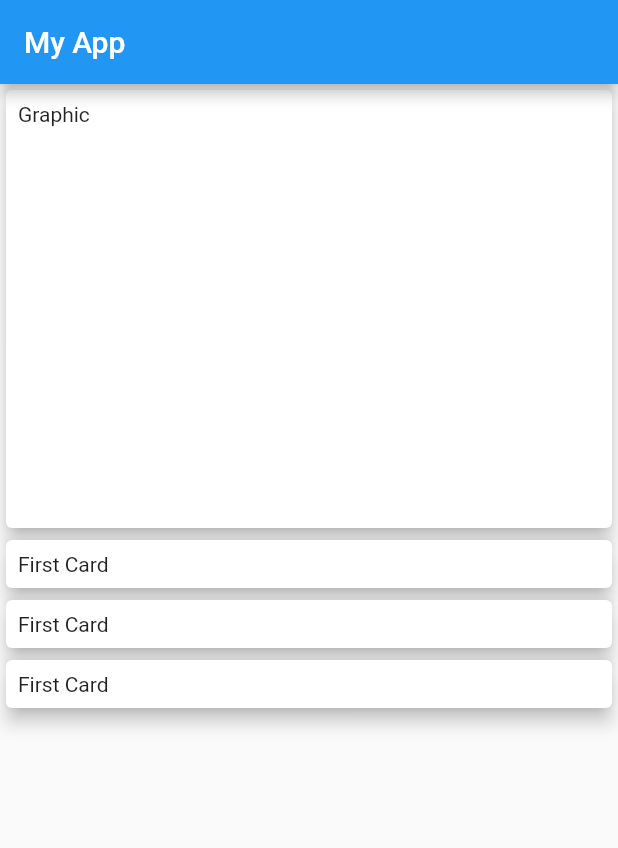
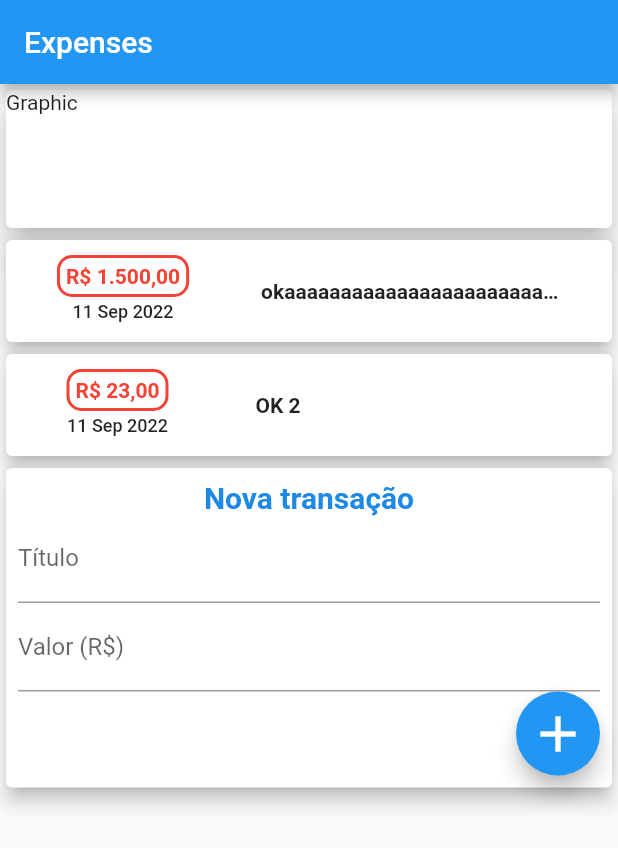
Before and after one commit to anastaciom/expenses-app, a Flutter app: the screen it shows after launch, on a phone screen of 412 x 824 dp. Shown: the top 848 px of the screen. Run offline on Flutter 3.47's test engine with Material 2 defaults, Android fonts, the phone set to English and light mode, and no system bars.

Commit message:
feat: add cards and textField

```diff
--- a/lib/main.dart
+++ b/lib/main.dart
@@ -1,56 +1,126 @@
+import 'package:expenses_app/models/transactions.dart';
 import 'package:flutter/material.dart';
+import 'package:intl/intl.dart';
+import 'package:intl/date_symbol_data_local.dart';
 
 void main() => runApp(App());
 
 class App extends StatelessWidget {
+  final List<Transactions> _transactions = [
+    Transactions(
+        id: '123',
+        title: 'okaaaaaaaaaaaaaaaaaaaaaaaaaaaaaaaaaaaaaaaaaaaa',
+        value: 1500.000,
+        date: DateTime.now()),
+    Transactions(id: '44353', title: 'OK 2', value: 23.00, date: DateTime.now())
+  ];
   @override
   Widget build(BuildContext context) {
     return MaterialApp(
+      debugShowCheckedModeBanner: false,
       home: Scaffold(
-          appBar: AppBar(title: Text('My App')),
+          appBar: AppBar(title: Text('Expenses')),
           body: Column(
             crossAxisAlignment: CrossAxisAlignment.stretch,
             children: [
               Container(
                 width: double.infinity,
-                height: 300,
+                height: 100,
                 child: Card(
+                  child: Text('Graphic'),
+                  elevation: 8,
+                ),
+              ),
+              ..._transactions.map(
+                (transaction) => Card(
+                  key: Key(transaction.id),
                   child: Padding(
-                    padding: const EdgeInsets.all(8.0),
-                    child: Text('Graphic'),
+                    padding: const EdgeInsets.all(10),
+                    child: Row(
+                      crossAxisAlignment: CrossAxisAlignment.center,
+                      mainAxisAlignment: MainAxisAlignment.spaceAround,
+                      children: [
+                        Column(
+                          children: [
+                            Container(
+                              decoration: BoxDecoration(
+                                  border: Border.all(
+                                    color: Colors.red,
+                                    width: 2,
+                                  ),
+                                  borderRadius: BorderRadius.circular(10)),
+                              padding: const EdgeInsets.all(4),
+                              child: Text(
+                                  NumberFormat.currency(
+                                          locale: "pt-br", symbol: 'R\$')
+                                      .format(transaction.value),
+                                  style: TextStyle(
+                                      color: Colors.red,
+                                      fontWeight: FontWeight.bold)),
+                            ),
+                            Container(
+                              child: Padding(
+                                padding: const EdgeInsets.all(3.0),
+                                child: Text(
+                                  DateFormat('d MMM y')
+                                      .format(transaction.date),
+                                  style: TextStyle(
+                                      fontSize: 12,
+                                      fontWeight: FontWeight.w500),
+                                ),
+                              ),
+                            )
+                          ],
+                        ),
+                        Column(
+                          children: [
+                            Container(
+                              width: 200,
+                              child: Text(
+                                overflow: TextOverflow.ellipsis,
+                                transaction.title,
+                                style: TextStyle(fontWeight: FontWeight.bold),
+                              ),
+                            ),
+                          ],
+                        )
+                      ],
+                    ),
                   ),
                   elevation: 5,
                 ),
               ),
-              Container(
-                width: double.infinity,
-                child: Card(
-                  child: Padding(
-                    padding: const EdgeInsets.all(8.0),
-                    child: Text('First Card'),
+              Card(
+                child: Padding(
+                  padding: const EdgeInsets.all(8.0),
+                  child: Column(
+                    children: [
+                      Text(
+                        'Nova transação',
+                        style: TextStyle(
+                            fontSize: 20,
+                            color: Colors.blue[600],
+                            fontWeight: FontWeight.w600),
+                      ),
+                      TextField(
+                        decoration: InputDecoration(label: Text('Título')),
+                      ),
+                      TextField(
+                        decoration: InputDecoration(label: Text('Valor (R\$)')),
+                      ),
+                      Row(
+                        mainAxisAlignment: MainAxisAlignment.end,
+                        children: [
+                          FloatingActionButton(
+                            onPressed: () => {},
+                            child: Icon(Icons.add, size: 40),
+                          ),
+                        ],
+                      )
+                    ],
                   ),
-                  elevation: 5,
                 ),
-              ),
-              Container(
-                width: double.infinity,
-                child: Card(
-                  child: Padding(
-                    padding: const EdgeInsets.all(8.0),
-                    child: Text('First Card'),
-                  ),
-                  elevation: 5,
-                ),
-              ),
-              Container(
-                width: double.infinity,
-                child: Card(
-                  child: Padding(
-                    padding: const EdgeInsets.all(8.0),
-                    child: Text('First Card'),
-                  ),
-                  elevation: 5,
-                ),
+                elevation: 5,
               )
             ],
           )),
--- /dev/null
+++ b/lib/models/transactions.dart
@@ -0,0 +1,13 @@
+class Transactions {
+  final String id;
+  final String title;
+  final double value;
+  final DateTime date;
+
+  Transactions({
+    required this.id,
+    required this.title,
+    required this.value,
+    required this.date,
+  });
+}
--- a/pubspec.yaml
+++ b/pubspec.yaml
@@ -34,6 +34,7 @@ dependencies:
   # The following adds the Cupertino Icons font to your application.
   # Use with the CupertinoIcons class for iOS style icons.
   cupertino_icons: ^1.0.2
+  intl: ^0.17.0
 
 dev_dependencies:
   flutter_test:
```
Also changed, not shown: pubspec.lock.
